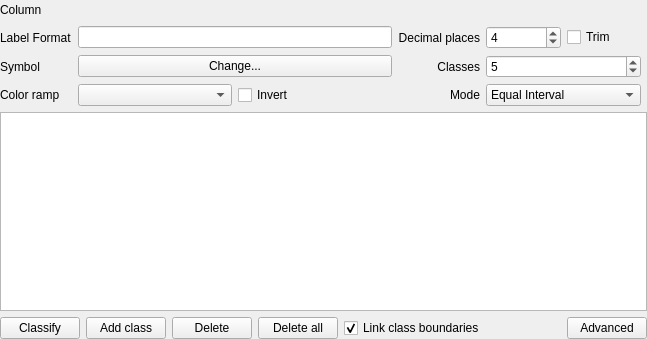
qgis/QGIS, file src/ui/qgsgraduatedsymbolrendererv2widget.ui: the form before one commit.
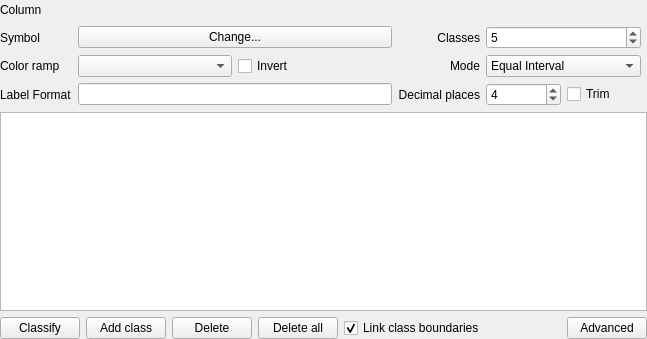
The form after the commit. Custom widgets are drawn as their Qt base class.

Commit message: Using QString.replace instead of .arg to ensure that %1 and %2 are unambiguously replaced with lower and upper value.  Also moving legend template to more sensible location, and adding tooltip for legend template

The edit to the form file:
```diff
--- a/src/ui/qgsgraduatedsymbolrendererv2widget.ui
+++ b/src/ui/qgsgraduatedsymbolrendererv2widget.ui
@@ -19,7 +19,48 @@
      <property name="rightMargin">
       <number>6</number>
      </property>
-     <item row="6" column="2">
+     <item row="6" column="3">
+      <layout class="QHBoxLayout" name="horizontalLayout_7">
+       <item>
+        <widget class="QSpinBox" name="spinDecimalPlaces">
+         <property name="sizePolicy">
+          <sizepolicy hsizetype="Minimum" vsizetype="Fixed">
+           <horstretch>0</horstretch>
+           <verstretch>0</verstretch>
+          </sizepolicy>
+         </property>
+         <property name="minimum">
+          <number>0</number>
+         </property>
+         <property name="maximum">
+          <number>10</number>
+         </property>
+         <property name="value">
+          <number>4</number>
+         </property>
+        </widget>
+       </item>
+       <item>
+        <widget class="QCheckBox" name="cbxTrimTrailingZeroes">
+         <property name="text">
+          <string>Trim</string>
+         </property>
+        </widget>
+       </item>
+      </layout>
+     </item>
+     <item row="6" column="1">
+      <widget class="QLineEdit" name="txtFormat">
+       <property name="toolTip">
+        <string>Template for the legend text associated with each classification.  
+Use &quot;%1&quot; for the lower bound of the classification, and &quot;%2&quot; for the upper bound.</string>
+       </property>
+       <property name="alignment">
+        <set>Qt::AlignLeading|Qt::AlignLeft|Qt::AlignVCenter</set>
+       </property>
+      </widget>
+     </item>
+     <item row="5" column="2">
       <widget class="QLabel" name="label_8">
        <property name="text">
         <string>Mode</string>
@@ -32,7 +73,7 @@
        </property>
       </widget>
      </item>
-     <item row="6" column="0">
+     <item row="5" column="0">
       <widget class="QLabel" name="label_7">
        <property name="text">
         <string>Color ramp</string>
@@ -42,7 +83,7 @@
        </property>
       </widget>
      </item>
-     <item row="6" column="3">
+     <item row="5" column="3">
       <widget class="QComboBox" name="cboGraduatedMode">
        <item>
         <property name="text">
@@ -71,7 +112,7 @@
        </item>
       </widget>
      </item>
-     <item row="5" column="0">
+     <item row="4" column="0">
       <widget class="QLabel" name="label_6">
        <property name="text">
         <string>Symbol</string>
@@ -81,7 +122,7 @@
        </property>
       </widget>
      </item>
-     <item row="5" column="1">
+     <item row="4" column="1">
       <widget class="QPushButton" name="btnChangeGraduatedSymbol">
        <property name="sizePolicy">
         <sizepolicy hsizetype="Minimum" vsizetype="Fixed">
@@ -94,7 +135,7 @@
        </property>
       </widget>
      </item>
-     <item row="5" column="3">
+     <item row="4" column="3">
       <widget class="QSpinBox" name="spinGraduatedClasses">
        <property name="sizePolicy">
         <sizepolicy hsizetype="Minimum" vsizetype="Fixed">
@@ -113,7 +154,7 @@
        </property>
       </widget>
      </item>
-     <item row="5" column="2">
+     <item row="4" column="2">
       <widget class="QLabel" name="label_5">
        <property name="text">
         <string>Classes</string>
@@ -126,7 +167,7 @@
        </property>
       </widget>
      </item>
-     <item row="6" column="1">
+     <item row="5" column="1">
       <layout class="QHBoxLayout" name="horizontalLayout_2">
        <item>
         <widget class="QgsColorRampComboBox" name="cboGraduatedColorRamp"/>
@@ -183,7 +224,7 @@
        </item>
       </layout>
      </item>
-     <item row="3" column="0">
+     <item row="6" column="0">
       <widget class="QLabel" name="label">
        <property name="text">
         <string>Label Format</string>
@@ -196,51 +237,7 @@
        </property>
       </widget>
      </item>
-     <item row="3" column="1">
-      <layout class="QHBoxLayout" name="horizontalLayout_3">
-       <property name="topMargin">
-        <number>0</number>
-       </property>
-       <item>
-        <widget class="QLineEdit" name="txtFormat">
-         <property name="alignment">
-          <set>Qt::AlignLeading|Qt::AlignLeft|Qt::AlignVCenter</set>
-         </property>
-        </widget>
-       </item>
-      </layout>
-     </item>
-     <item row="3" column="3">
-      <layout class="QHBoxLayout" name="horizontalLayout_7">
-       <item>
-        <widget class="QSpinBox" name="spinDecimalPlaces">
-         <property name="sizePolicy">
-          <sizepolicy hsizetype="Minimum" vsizetype="Fixed">
-           <horstretch>0</horstretch>
-           <verstretch>0</verstretch>
-          </sizepolicy>
-         </property>
-         <property name="minimum">
-          <number>0</number>
-         </property>
-         <property name="maximum">
-          <number>10</number>
-         </property>
-         <property name="value">
-          <number>4</number>
-         </property>
-        </widget>
-       </item>
-       <item>
-        <widget class="QCheckBox" name="cbxTrimTrailingZeroes">
-         <property name="text">
-          <string>Trim</string>
-         </property>
-        </widget>
-       </item>
-      </layout>
-     </item>
-     <item row="3" column="2">
+     <item row="6" column="2">
       <widget class="QLabel" name="label_16">
        <property name="text">
         <string>Decimal places</string>
```
Left out of the diff: 6 changed lines with no effect on the pictures. The commit also changes 1 other file.
